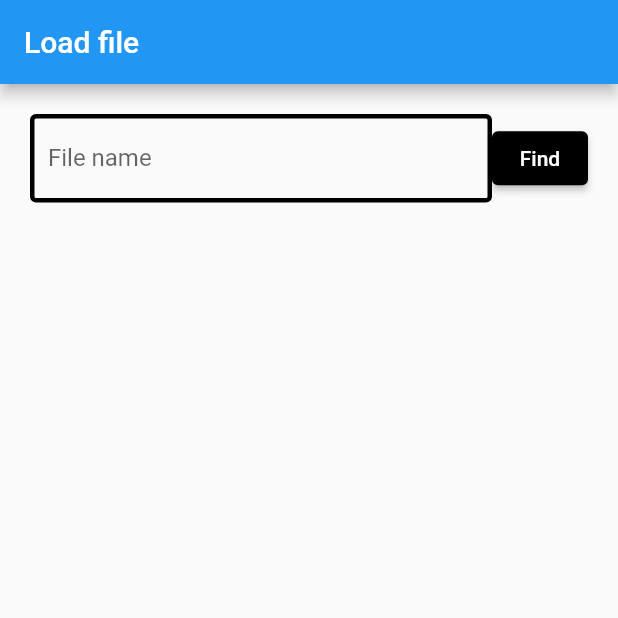
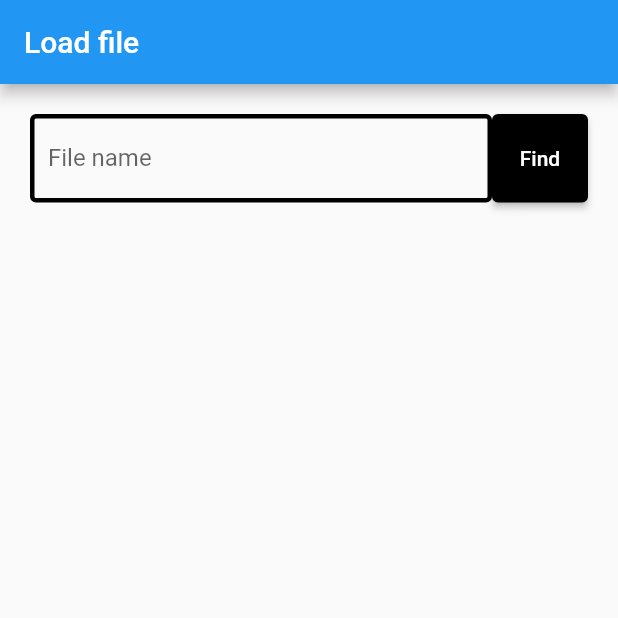
Before and after one commit to HonestElf/flutter, a Flutter app: the screen it shows after launch, on a phone screen of 412 x 824 dp, the top half of it. Run offline on Flutter 3.47's test engine with Material 2 defaults, Android fonts, the phone set to English and light mode, and no system bars; our stand-ins replace dio.

Commit message:
finished 8 homework

```diff
--- a/08_AsyncFuture/load_file/lib/main.dart
+++ b/08_AsyncFuture/load_file/lib/main.dart
@@ -2,10 +2,12 @@ import 'package:flutter/material.dart';
 import 'package:load_file/fetch_file.dart';
 
 void main() {
-  runApp(MyApp());
+  runApp(const MyApp());
 }
 
 class MyApp extends StatelessWidget {
+  const MyApp({super.key});
+
   @override
   Widget build(BuildContext context) {
     return MaterialApp(
@@ -40,7 +42,7 @@ class _MyHomePageState extends State<MyHomePage> {
       isDataLoading = true;
     });
     try {
-      final result = await fetchFileFromAssets('assets/${fileName}.txt');
+      final result = await fetchFileFromAssets('assets/$fileName.txt');
 
       setState(() {
         fileData = result;
@@ -88,26 +90,32 @@ class _MyHomePageState extends State<MyHomePage> {
                           floatingLabelBehavior: FloatingLabelBehavior.never),
                     ),
                   ),
-                  ElevatedButton(
-                    onPressed: onButtonPressed,
-                    style: ElevatedButton.styleFrom(
-                      backgroundColor: Colors.black,
+                  SizedBox(
+                    height: 59,
+                    child: ElevatedButton(
+                      onPressed: onButtonPressed,
+                      style: ElevatedButton.styleFrom(
+                        backgroundColor: Colors.black,
+                      ),
+                      child: const Text('Find'),
                     ),
-                    child: const Text('Find'),
                   )
                 ],
               ),
               Container(
                 padding:
                     const EdgeInsets.symmetric(vertical: 10, horizontal: 0),
-                child: Text(_fileNameController.text),
+                child: _fileNameController.text != ''
+                    ? Text('File name: ${_fileNameController.text}.txt')
+                    : null,
               ),
               Expanded(
                   child: Center(
                 child: isDataLoading
                     ? const CircularProgressIndicator()
                     : hasError
-                        ? const Text('File not found')
+                        ? Text(
+                            'File "${_fileNameController.text}.txt "not found')
                         : SingleChildScrollView(child: Text(fileData ?? '')),
               ))
             ],
```
Also changed, not shown: 1 other file.
